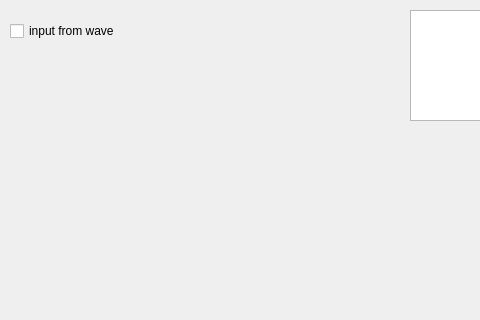
Before: the Qt Designer form source/py/singleC_tester/V_Display.ui in wonjsohn/nerf-verilog, drawn with Qt 5; both pictures show x 270 to 750 and y 0 to 320 of the 895 by 669 pixel window.
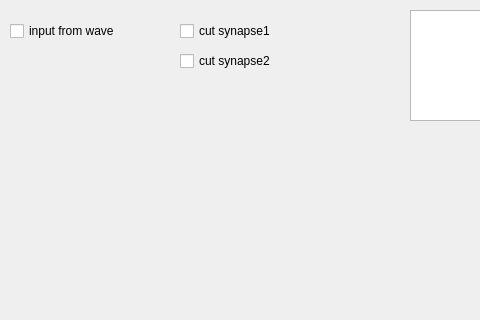
After: the same form once the commit is applied.

Commit message: stdp_test update. check boxes added & variable names adjusted.,

Diff of the .ui file:
```diff
--- a/source/py/singleC_tester/V_Display.ui
+++ b/source/py/singleC_tester/V_Display.ui
@@ -93,6 +93,32 @@
     <string>input from wave</string>
    </property>
   </widget>
+  <widget class="QCheckBox" name="checkBox_3">
+   <property name="geometry">
+    <rect>
+     <x>450</x>
+     <y>20</y>
+     <width>121</width>
+     <height>22</height>
+    </rect>
+   </property>
+   <property name="text">
+    <string>cut synapse1</string>
+   </property>
+  </widget>
+  <widget class="QCheckBox" name="checkBox_4">
+   <property name="geometry">
+    <rect>
+     <x>450</x>
+     <y>50</y>
+     <width>121</width>
+     <height>22</height>
+    </rect>
+   </property>
+   <property name="text">
+    <string>cut synapse2</string>
+   </property>
+  </widget>
  </widget>
  <resources/>
  <connections/>
```
The commit also changes 10 other files.
